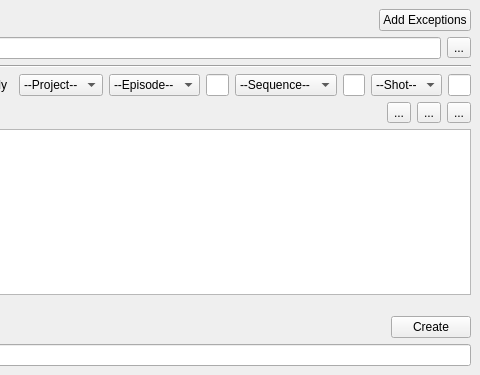
Old version of the form ui/bundle.ui in the repository iceanimations/SceneBundle; both pictures show x 672 to 1152 and y 0 to 375 of the 1152 by 375 pixel window.
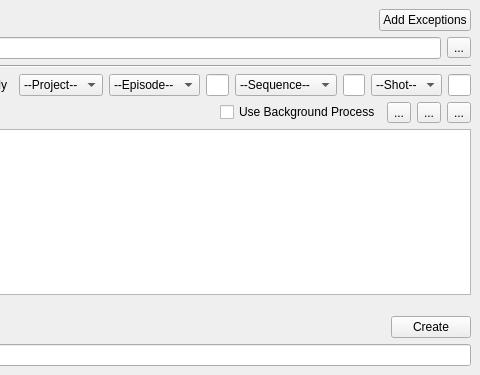
New version of the form.

```diff
--- a/ui/bundle.ui
+++ b/ui/bundle.ui
@@ -301,6 +301,13 @@
            </property>
           </spacer>
          </item>
+         <item>
+          <widget class="QCheckBox" name="bgButton">
+           <property name="text">
+            <string>Use Background Process</string>
+           </property>
+          </widget>
+         </item>
          <item>
           <widget class="QToolButton" name="selectButton">
            <property name="toolTip">
```
